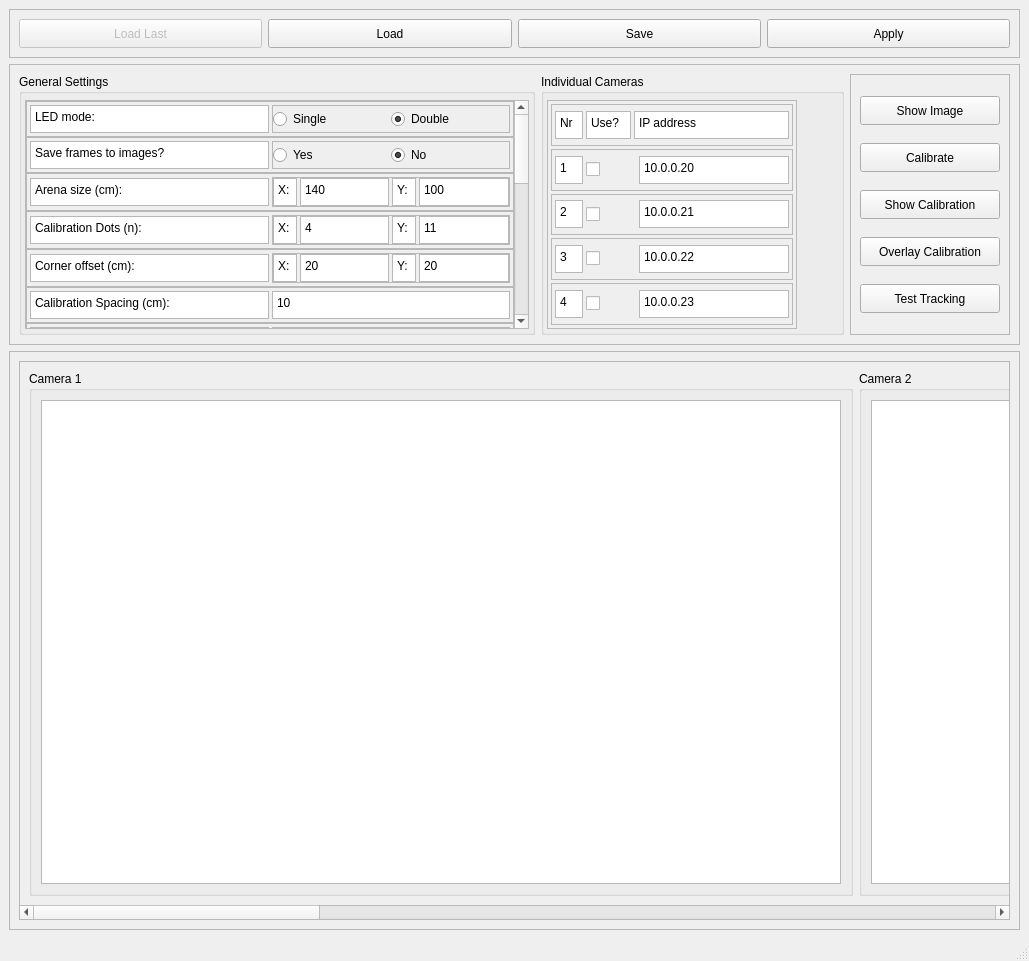
This is CameraSettingsGUIDesign.ui in Barry-lab/openEPhys_DACQ as Qt 5 draws it before an edit. The edited form follows.
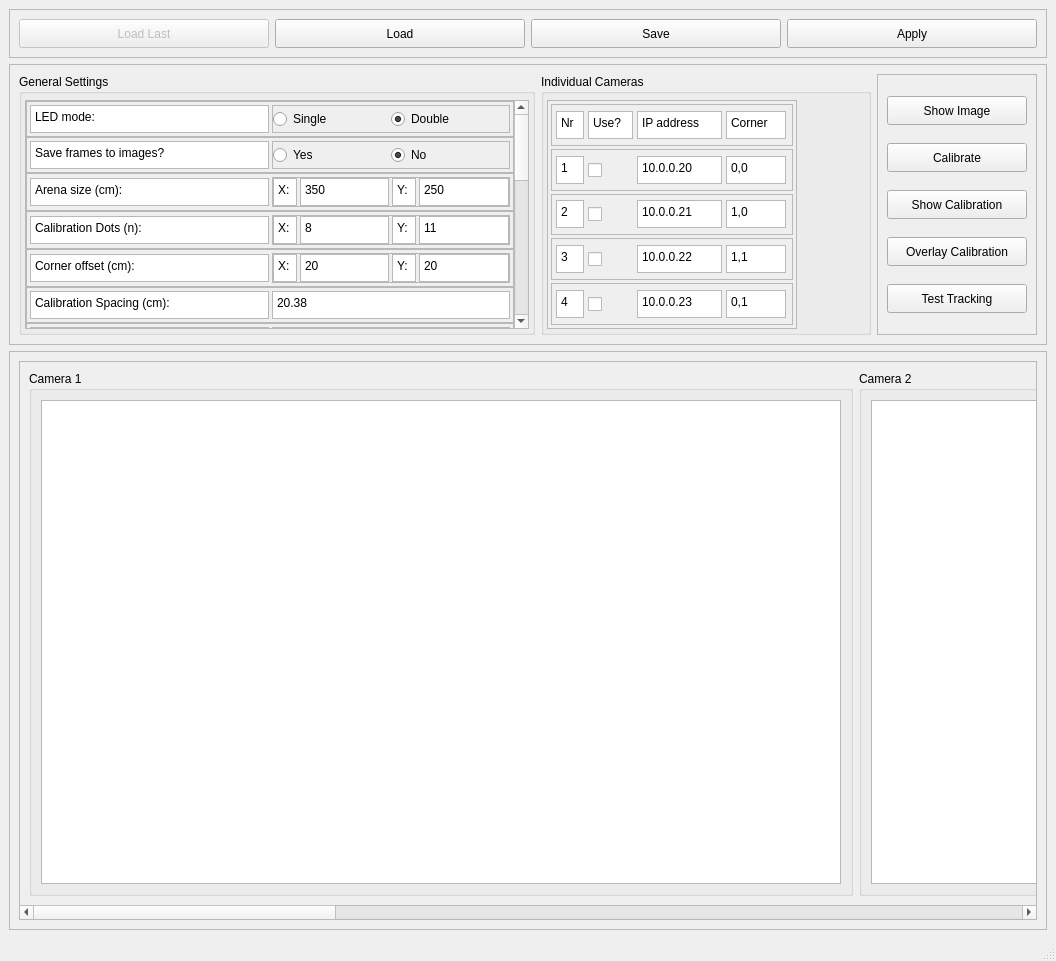
This is the edited form. Custom widgets are drawn as their Qt base class.

Commit message: Implemented Combined Tracking Data Method with nearest camera selection

What changed in the file:
```diff
--- a/CameraSettingsGUIDesign.ui
+++ b/CameraSettingsGUIDesign.ui
@@ -6,7 +6,7 @@
    <rect>
     <x>0</x>
     <y>0</y>
-    <width>1029</width>
+    <width>1056</width>
     <height>961</height>
    </rect>
   </property>
@@ -170,8 +170,8 @@
               <rect>
                <x>0</x>
                <y>0</y>
-               <width>553</width>
-               <height>657</height>
+               <width>550</width>
+               <height>693</height>
               </rect>
              </property>
              <layout class="QVBoxLayout" name="verticalLayout_4">
@@ -423,7 +423,7 @@
                        </size>
                       </property>
                       <property name="plainText">
-                       <string>140</string>
+                       <string>350</string>
                       </property>
                      </widget>
                     </item>
@@ -461,7 +461,7 @@
                        </size>
                       </property>
                       <property name="plainText">
-                       <string>100</string>
+                       <string>250</string>
                       </property>
                      </widget>
                     </item>
@@ -557,7 +557,7 @@
                        </size>
                       </property>
                       <property name="plainText">
-                       <string>4</string>
+                       <string>8</string>
                       </property>
                      </widget>
                     </item>
@@ -794,7 +794,7 @@
                     <bool>false</bool>
                    </property>
                    <property name="plainText">
-                    <string>10</string>
+                    <string>20.38</string>
                    </property>
                   </widget>
                  </item>
@@ -980,7 +980,69 @@
                     <bool>false</bool>
                    </property>
                    <property name="plainText">
-                    <string>5</string>
+                    <string>0</string>
+                   </property>
+                  </widget>
+                 </item>
+                </layout>
+               </widget>
+              </item>
+              <item>
+               <widget class="QFrame" name="frame_29">
+                <property name="frameShape">
+                 <enum>QFrame::StyledPanel</enum>
+                </property>
+                <property name="frameShadow">
+                 <enum>QFrame::Raised</enum>
+                </property>
+                <layout class="QHBoxLayout" name="horizontalLayout_37" stretch="1,1">
+                 <property name="spacing">
+                  <number>3</number>
+                 </property>
+                 <property name="margin">
+                  <number>3</number>
+                 </property>
+                 <item>
+                  <widget class="QPlainTextEdit" name="plainTextEdit_33">
+                   <property name="minimumSize">
+                    <size>
+                     <width>180</width>
+                     <height>28</height>
+                    </size>
+                   </property>
+                   <property name="maximumSize">
+                    <size>
+                     <width>16777215</width>
+                     <height>28</height>
+                    </size>
+                   </property>
+                   <property name="readOnly">
+                    <bool>true</bool>
+                   </property>
+                   <property name="plainText">
+                    <string>Transfer search radius (cm):</string>
+                   </property>
+                  </widget>
+                 </item>
+                 <item>
+                  <widget class="QPlainTextEdit" name="pt_camera_transfer_radius">
+                   <property name="minimumSize">
+                    <size>
+                     <width>180</width>
+                     <height>28</height>
+                    </size>
+                   </property>
+                   <property name="maximumSize">
+                    <size>
+                     <width>16777215</width>
+                     <height>28</height>
+                    </size>
+                   </property>
+                   <property name="readOnly">
+                    <bool>false</bool>
+                   </property>
+                   <property name="plainText">
+                    <string>20</string>
                    </property>
                   </widget>
                  </item>
@@ -1555,6 +1617,7 @@
              <zorder>frame_14</zorder>
              <zorder>frame_15</zorder>
              <zorder>frame_6</zorder>
+             <zorder>frame_29</zorder>
             </widget>
            </widget>
           </item>
@@ -1586,7 +1649,7 @@
            <widget class="QScrollArea" name="scrollArea_2">
             <property name="minimumSize">
              <size>
-              <width>220</width>
+              <width>250</width>
               <height>0</height>
              </size>
             </property>
@@ -1604,7 +1667,7 @@
               <rect>
                <x>0</x>
                <y>0</y>
-               <width>218</width>
+               <width>248</width>
                <height>232</height>
               </rect>
              </property>
@@ -1627,9 +1690,18 @@
                  <property name="spacing">
                   <number>3</number>
                  </property>
-                 <property name="margin">
+                 <property name="leftMargin">
                   <number>3</number>
                  </property>
+                 <property name="topMargin">
+                  <number>0</number>
+                 </property>
+                 <property name="rightMargin">
+                  <number>3</number>
+                 </property>
+                 <property name="bottomMargin">
+                  <number>0</number>
+                 </property>
                  <item>
                   <widget class="QPlainTextEdit" name="plainTextEdit_19">
                    <property name="minimumSize">
@@ -1662,7 +1734,7 @@
                    </property>
                    <property name="maximumSize">
                     <size>
-                     <width>50</width>
+                     <width>45</width>
                      <height>28</height>
                     </size>
                    </property>
@@ -1678,13 +1750,13 @@
                   <widget class="QPlainTextEdit" name="plainTextEdit_12">
                    <property name="minimumSize">
                     <size>
-                     <width>100</width>
+                     <width>85</width>
                      <height>28</height>
                     </size>
                    </property>
                    <property name="maximumSize">
                     <size>
-                     <width>16777215</width>
+                     <width>85</width>
                      <height>28</height>
                     </size>
                    </property>
@@ -1696,6 +1768,28 @@
                    </property>
                   </widget>
                  </item>
+                 <item>
+                  <widget class="QPlainTextEdit" name="plainTextEdit_31">
+                   <property name="minimumSize">
+                    <size>
+                     <width>60</width>
+                     <height>28</height>
+                    </size>
+                   </property>
+                   <property name="maximumSize">
+                    <size>
+                     <width>60</width>
+                     <height>28</height>
+                    </size>
+                   </property>
+                   <property name="readOnly">
+                    <bool>true</bool>
+                   </property>
+                   <property name="plainText">
+                    <string>Corner</string>
+                   </property>
+                  </widget>
+                 </item>
                 </layout>
                </widget>
               </item>
@@ -1707,7 +1801,7 @@
                 <property name="frameShadow">
                  <enum>QFrame::Raised</enum>
                 </property>
-                <layout class="QHBoxLayout" name="horizontalLayout_9" stretch="0,0,0">
+                <layout class="QHBoxLayout" name="horizontalLayout_9" stretch="0,0,0,0">
                  <property name="spacing">
                   <number>3</number>
                  </property>
@@ -1740,8 +1834,14 @@
                   <widget class="QCheckBox" name="cb_rpi_1">
                    <property name="minimumSize">
                     <size>
-                     <width>50</width>
-                     <height>0</height>
+                     <width>45</width>
+                     <height>28</height>
+                    </size>
+                   </property>
+                   <property name="maximumSize">
+                    <size>
+                     <width>45</width>
+                     <height>28</height>
                     </size>
                    </property>
                    <property name="text">
@@ -1753,13 +1853,13 @@
                   <widget class="QPlainTextEdit" name="pt_rpi_ip_1">
                    <property name="minimumSize">
                     <size>
-                     <width>100</width>
+                     <width>85</width>
                      <height>28</height>
                     </size>
                    </property>
                    <property name="maximumSize">
                     <size>
-                     <width>16777215</width>
+                     <width>85</width>
                      <height>28</height>
                     </size>
                    </property>
@@ -1771,6 +1871,25 @@
                    </property>
                   </widget>
                  </item>
+                 <item>
+                  <widget class="QPlainTextEdit" name="pt_rpi_loc_1">
+                   <property name="minimumSize">
+                    <size>
+                     <width>60</width>
+                     <height>28</height>
+                    </size>
+                   </property>
+                   <property name="maximumSize">
+                    <size>
+                     <width>60</width>
+                     <height>28</height>
+                    </size>
+                   </property>
+                   <property name="plainText">
+                    <string>0,0</string>
+                   </property>
+                  </widget>
+                 </item>
                 </layout>
                </widget>
               </item>
@@ -1782,7 +1901,7 @@
                 <property name="frameShadow">
                  <enum>QFrame::Raised</enum>
                 </property>
-                <layout class="QHBoxLayout" name="horizontalLayout_13" stretch="0,0,0">
+                <layout class="QHBoxLayout" name="horizontalLayout_13" stretch="0,0,0,0">
                  <property name="spacing">
                   <number>3</number>
                  </property>
@@ -1815,8 +1934,14 @@
                   <widget class="QCheckBox" name="cb_rpi_2">
                    <property name="minimumSize">
                     <size>
-                     <width>50</width>
-                     <height>0</height>
+                     <width>45</width>
+                     <height>28</height>
+                    </size>
+                   </property>
+                   <property name="maximumSize">
+                    <size>
+                     <width>45</width>
+                     <height>28</height>
                     </size>
                    </property>
                    <property name="text">
@@ -1828,13 +1953,13 @@
                   <widget class="QPlainTextEdit" name="pt_rpi_ip_2">
                    <property name="minimumSize">
                     <size>
-                     <width>100</width>
+                     <width>85</width>
                      <height>28</height>
                     </size>
                    </property>
                    <property name="maximumSize">
                     <size>
-                     <width>16777215</width>
+                     <width>85</width>
                      <height>28</height>
                     </size>
                    </property>
@@ -1846,6 +1971,25 @@
                    </property>
                   </widget>
                  </item>
+                 <item>
+                  <widget class="QPlainTextEdit" name="pt_rpi_loc_2">
+                   <property name="minimumSize">
+                    <size>
+                     <width>60</width>
+                     <height>28</height>
+                    </size>
+                   </property>
+                   <property name="maximumSize">
+                    <size>
+                     <width>60</width>
+                     <height>28</height>
+                    </size>
+                   </property>
+                   <property name="plainText">
+                    <string>1,0</string>
+                   </property>
+                  </widget>
+                 </item>
                 </layout>
                </widget>
               </item>
@@ -1857,7 +2001,7 @@
                 <property name="frameShadow">
                  <enum>QFrame::Raised</enum>
                 </property>
-                <layout class="QHBoxLayout" name="horizontalLayout_14" stretch="0,0,0">
+                <layout class="QHBoxLayout" name="horizontalLayout_14" stretch="0,0,0,0">
                  <property name="spacing">
                   <number>3</number>
                  </property>
@@ -1890,8 +2034,14 @@
                   <widget class="QCheckBox" name="cb_rpi_3">
                    <property name="minimumSize">
                     <size>
-                     <width>50</width>
-                     <height>0</height>
+                     <width>45</width>
+                     <height>28</height>
+                    </size>
+                   </property>
+                   <property name="maximumSize">
+                    <size>
+                     <width>45</width>
+                     <height>28</height>
                     </size>
                    </property>
                    <property name="text">
@@ -1903,13 +2053,13 @@
                   <widget class="QPlainTextEdit" name="pt_rpi_ip_3">
                    <property name="minimumSize">
                     <size>
-                     <width>100</width>
+                     <width>85</width>
                      <height>28</height>
                     </size>
                    </property>
                    <property name="maximumSize">
                     <size>
-                     <width>16777215</width>
+                     <width>85</width>
                      <height>28</height>
                     </size>
                    </property>
@@ -1921,6 +2071,25 @@
                    </property>
                   </widget>
                  </item>
+                 <item>
+                  <widget class="QPlainTextEdit" name="pt_rpi_loc_3">
+                   <property name="minimumSize">
+                    <size>
+                     <width>60</width>
+                     <height>28</height>
+                    </size>
+                   </property>
+                   <property name="maximumSize">
+                    <size>
+                     <width>60</width>
+                     <height>28</height>
+                    </size>
+                   </property>
+                   <property name="plainText">
+                    <string>1,1</string>
+                   </property>
+                  </widget>
+                 </item>
                 </layout>
                </widget>
               </item>
@@ -1932,7 +2101,7 @@
                 <property name="frameShadow">
                  <enum>QFrame::Raised</enum>
                 </property>
-                <layout class="QHBoxLayout" name="horizontalLayout_15" stretch="0,0,0">
+                <layout class="QHBoxLayout" name="horizontalLayout_15" stretch="0,0,0,0">
                  <property name="spacing">
                   <number>3</number>
                  </property>
@@ -1965,8 +2134,14 @@
                   <widget class="QCheckBox" name="cb_rpi_4">
                    <property name="minimumSize">
                     <size>
-                     <width>50</width>
-                     <height>0</height>
+                     <width>45</width>
+                     <height>28</height>
+                    </size>
+                   </property>
+                   <property name="maximumSize">
+                    <size>
+                     <width>45</width>
+                     <height>28</height>
                     </size>
                    </property>
                    <property name="text">
@@ -1978,13 +2153,13 @@
                   <widget class="QPlainTextEdit" name="pt_rpi_ip_4">
                    <property name="minimumSize">
                     <size>
-                     <width>100</width>
+                     <width>85</width>
                      <height>28</height>
                     </size>
                    </property>
                    <property name="maximumSize">
                     <size>
-                     <width>16777215</width>
+                     <width>85</width>
                      <height>28</height>
                     </size>
                    </property>
@@ -1996,6 +2171,25 @@
                    </property>
                   </widget>
                  </item>
+                 <item>
+                  <widget class="QPlainTextEdit" name="pt_rpi_loc_4">
+                   <property name="minimumSize">
+                    <size>
+                     <width>60</width>
+                     <height>28</height>
+                    </size>
+                   </property>
+                   <property name="maximumSize">
+                    <size>
+                     <width>60</width>
+                     <height>28</height>
+                    </size>
+                   </property>
+                   <property name="plainText">
+                    <string>0,1</string>
+                   </property>
+                  </widget>
+                 </item>
                 </layout>
                </widget>
               </item>
@@ -2230,7 +2424,7 @@
     <rect>
      <x>0</x>
      <y>0</y>
-     <width>1029</width>
+     <width>1056</width>
      <height>25</height>
     </rect>
    </property>
```
The commit also changes 6 other files.
